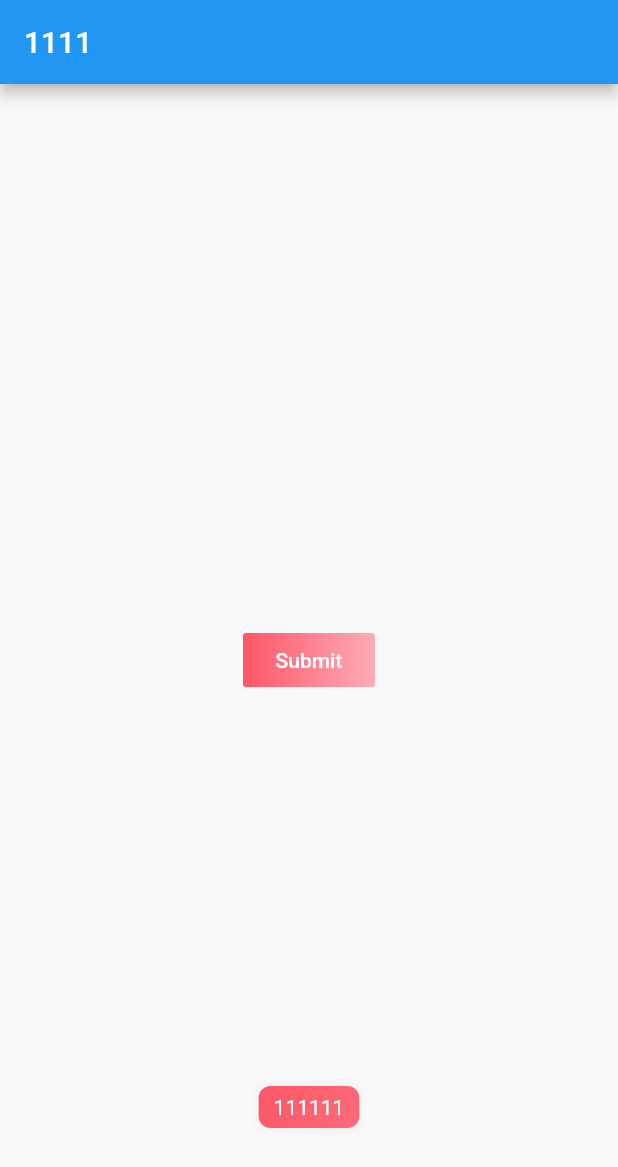
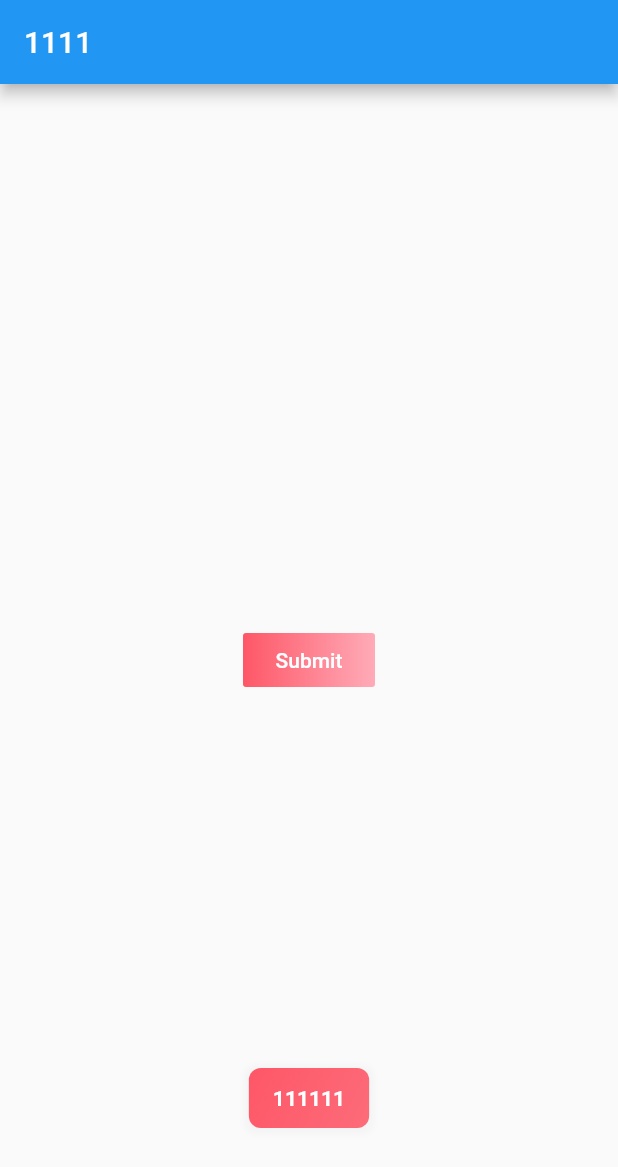
Before and after one commit to chillley/misty_master, a Flutter app: the screen it shows after launch, after a tap on "Submit", on a phone screen of 412 x 824 dp. Shown: the top 1167 px of the screen. Run offline on Flutter 3.47's test engine with Material 2 defaults, Android fonts, the phone set to English and light mode, and no system bars; drawn by our look-alikes of oktoast; our stand-ins replace connectivity_plus, cookie_jar, dio, dio_cookie_manager, flutter_screenutil, get.

Commit message:
extension style changes

```diff
--- a/lib/constants/extension.dart
+++ b/lib/constants/extension.dart
@@ -16,14 +16,19 @@ extension NullableStringExt on String? {
           mainAxisAlignment: MainAxisAlignment.center,
           children: [
             Container(
-              padding:
-                  const EdgeInsets.symmetric(horizontal: 10.0, vertical: 6.0),
+              padding: const EdgeInsets.symmetric(
+                horizontal: 16.0,
+                vertical: 12.0,
+              ),
               margin: const EdgeInsets.symmetric(horizontal: 8.0),
               decoration: BoxDecoration(
                 gradient: LinearGradient(
                   begin: Alignment.topLeft,
                   end: Alignment.bottomRight,
-                  colors: [bgc, bgc.withOpacity(0.87)],
+                  colors: [
+                    bgc,
+                    bgc.withOpacity(0.87),
+                  ],
                 ),
                 borderRadius: const BorderRadius.all(Radius.circular(8.0)),
                 boxShadow: [
@@ -37,7 +42,10 @@ extension NullableStringExt on String? {
               ),
               child: Text(
                 this!,
-                style: const TextStyle(color: Colors.white),
+                style: const TextStyle(
+                  color: Colors.white,
+                  fontWeight: FontWeight.bold,
+                ),
               ),
             )
           ],
```
